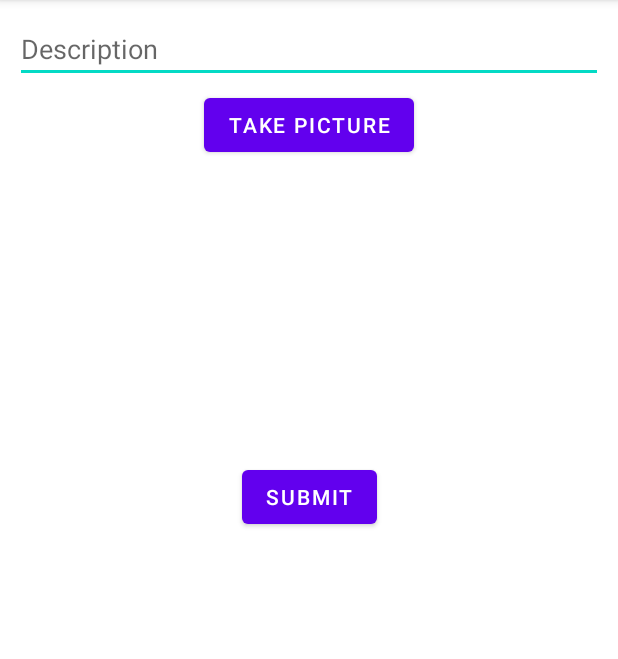
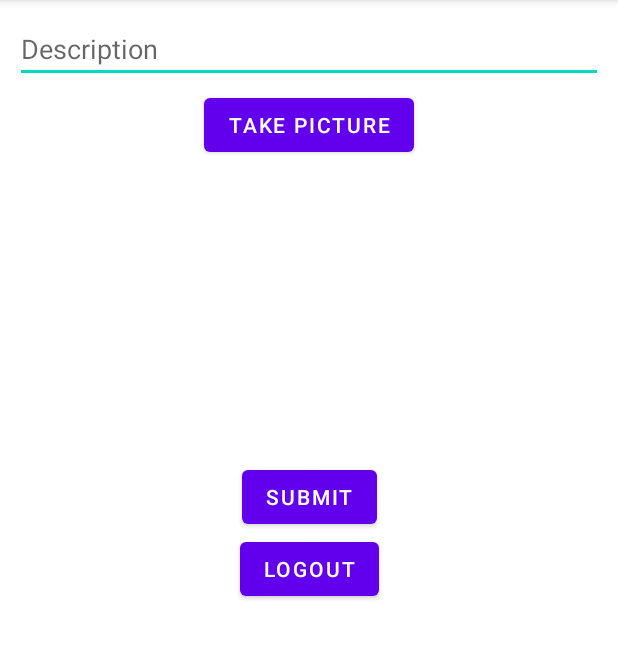
Before and after one commit to sameeryadav2000/Instagram, an Android app: the MainActivity screen opened directly, with no data from a screen before it, on a phone screen of 412 x 824 dp, the part 84-743 px from its top. Run offline under Robolectric (Android 15) with nearby library versions, the phone set to English and light mode, and no system bars; libraries missing offline, so code that uses them is left out: com.parse.

Commit message:
sec commit

```diff
--- a/app/src/main/res/layout/activity_main.xml
+++ b/app/src/main/res/layout/activity_main.xml
@@ -43,4 +43,14 @@
         app:layout_constraintEnd_toEndOf="parent"
         app:layout_constraintStart_toStartOf="parent"
         app:layout_constraintTop_toBottomOf="@+id/imageView" />
+
+    <Button
+        android:id="@+id/btnLogout"
+        android:layout_width="wrap_content"
+        android:layout_height="wrap_content"
+        android:layout_marginTop="48dp"
+        android:text="logout"
+        app:layout_constraintEnd_toEndOf="parent"
+        app:layout_constraintStart_toStartOf="parent"
+        app:layout_constraintTop_toTopOf="@+id/btnSubmit" />
 </androidx.constraintlayout.widget.ConstraintLayout>
```
Also changed, not shown: app/src/main/java/com/example/instagrampart1/LoginActivity.kt (+5 -3 lines), app/src/main/java/com/example/instagrampart1/MainActivity.kt (+13 -1 lines), 1 other file.
